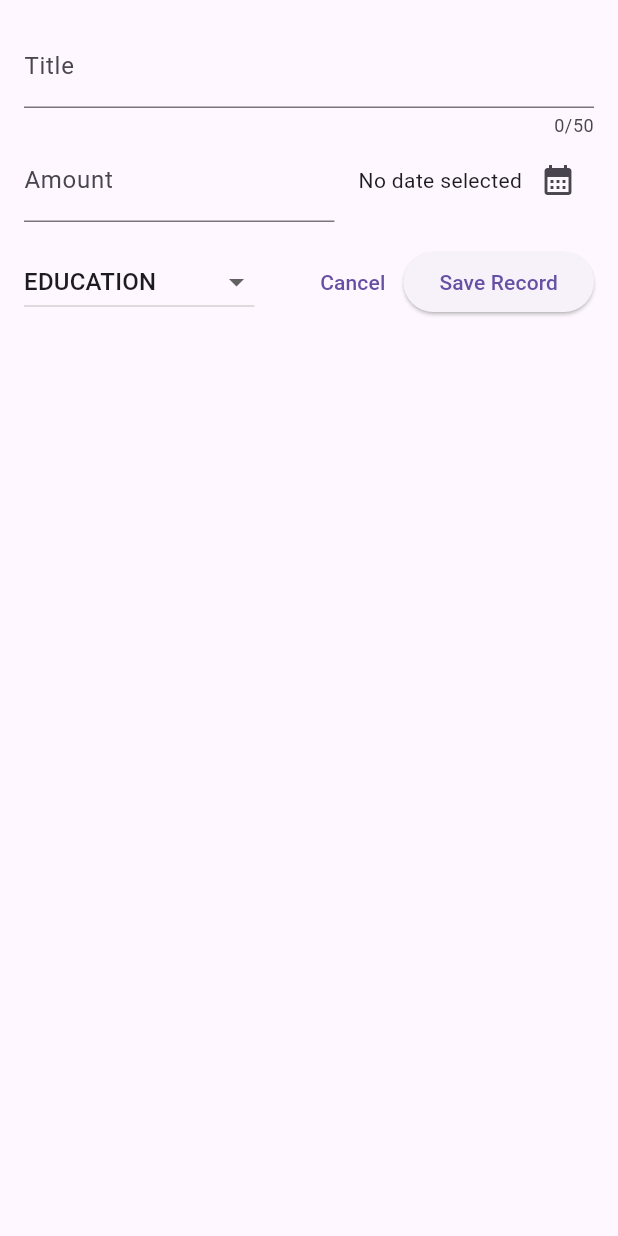
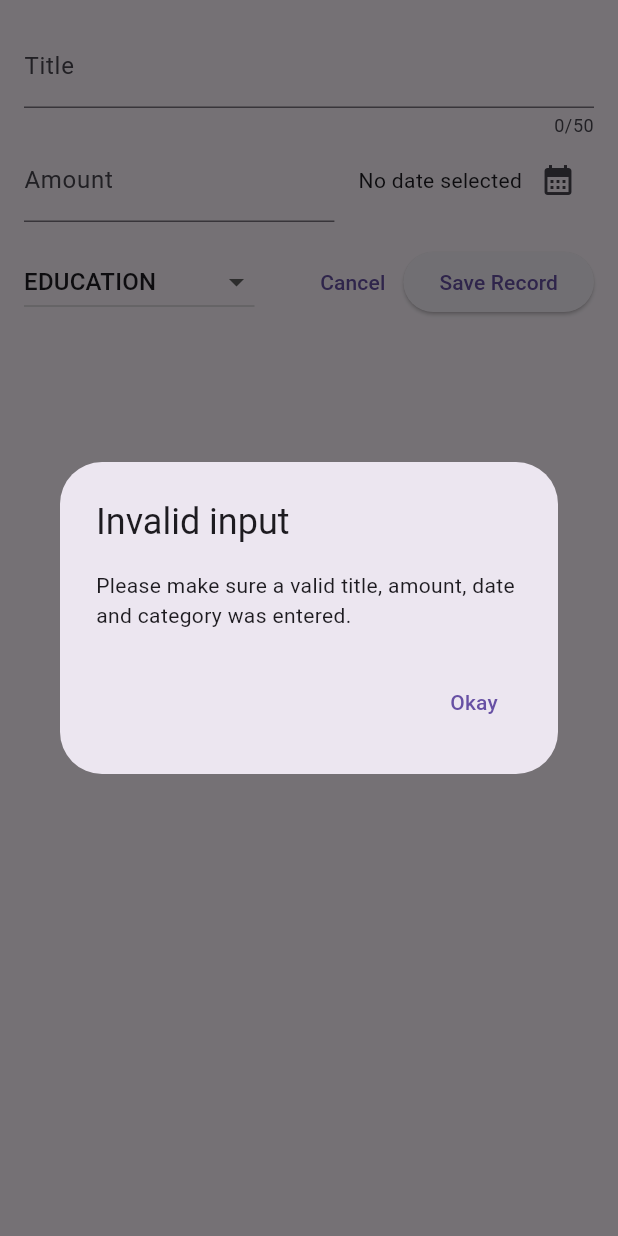
Before and after one commit to seamoonpandey/budget-tracker, a Flutter app: the NewExpense widget shown alone on an empty page, opened directly, after a tap on "Save Record", on a phone screen of 412 x 824 dp. Run offline on Flutter 3.47's test engine with Material 2 defaults, Android fonts, the phone set to English and light mode, and no system bars.

Commit message:
add invalid dialogue

```diff
--- a/lib/widgets/new_expense.dart
+++ b/lib/widgets/new_expense.dart
@@ -32,6 +32,35 @@ class _NewExpenseState extends State<NewExpense> {
     setState(() {
       _selectedDate = pickedDate;
     });
+  }
+
+  void _submitExpenseData() {
+    final enteredAmount = double.tryParse(
+        _amountController.text); //tryParse gives null or double data
+    final amountIsInvalid = enteredAmount == null || enteredAmount <= 0;
+    if (_titleController.text.trim().isEmpty ||
+        amountIsInvalid ||
+        _selectedDate == null) {
+      showDialog(
+        context: context,
+        builder: (ctx) => AlertDialog(
+          title: const Text('Invalid input'),
+          content: const Text(
+              'Please make sure a valid title, amount, date and category was entered.'),
+          actions: [
+            TextButton(
+              onPressed: () {
+                Navigator.pop(ctx);
+              },
+              child: const Text('Okay'),
+            ),
+          ],
+        ),
+      );
+      return;
+    }
+
+    //..
   }
 
   @override
@@ -122,9 +151,7 @@ class _NewExpenseState extends State<NewExpense> {
                 child: const Text('Cancel'),
               ),
               ElevatedButton(
-                onPressed: () {
-                  print("${_titleController.text} ,${_amountController.text}");
-                },
+                onPressed: _submitExpenseData,
                 child: const Text('Save Record'),
               ),
             ],
```
